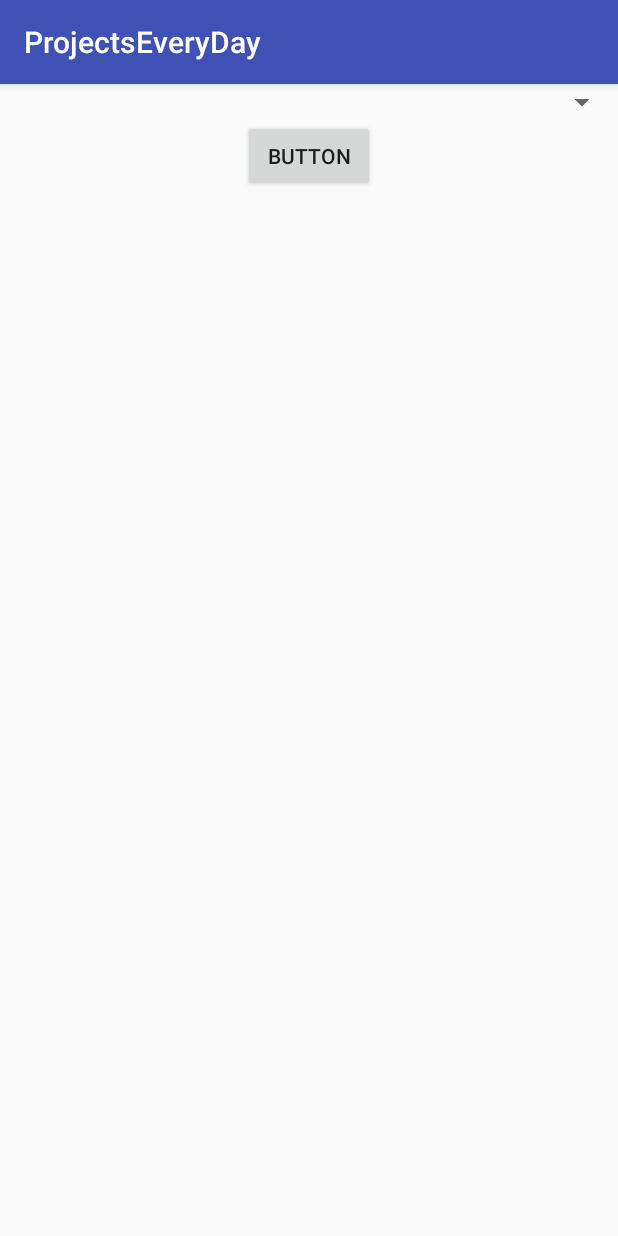
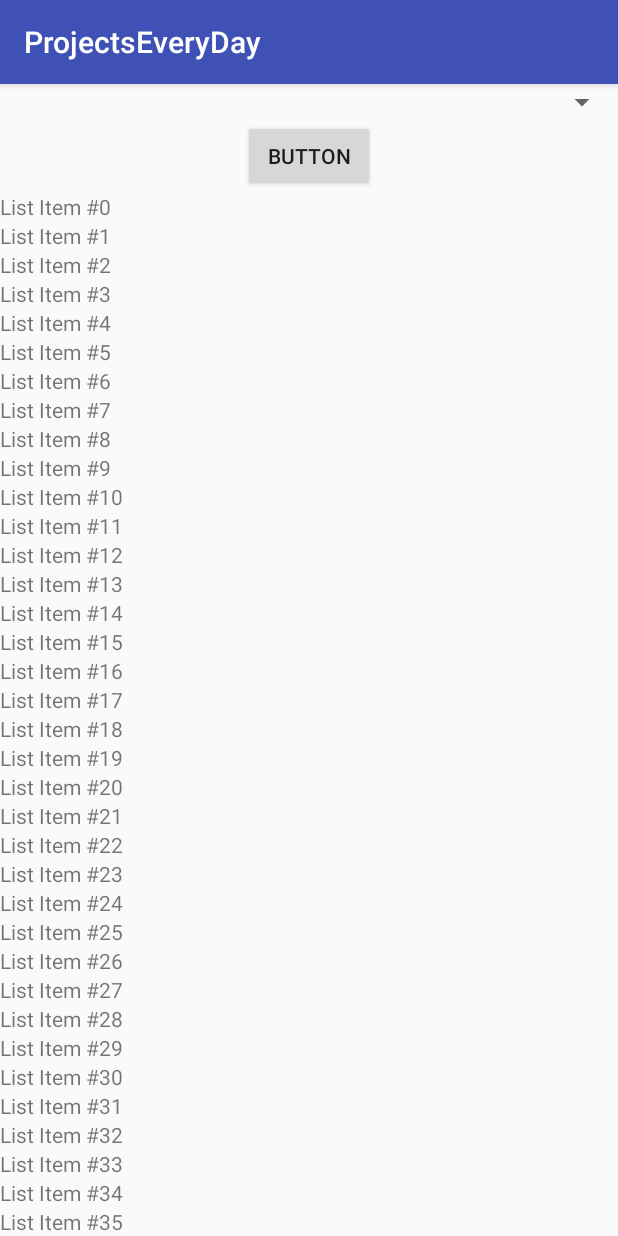
Before and after one commit to FigyTuna/ProjectsEveryDay, an Android app: the screen it shows after launch (MainActivity), on a phone screen of 412 x 824 dp. Run offline under Robolectric (Android 15) with nearby library versions, the phone set to English and light mode, and no system bars.

Commit message:
Started Projects List.

```diff
--- a/app/src/main/java/com/figytuna/projectseveryday/MainActivity.java
+++ b/app/src/main/java/com/figytuna/projectseveryday/MainActivity.java
@@ -2,12 +2,49 @@ package com.figytuna.projectseveryday;
 
 import android.support.v7.app.AppCompatActivity;
 import android.os.Bundle;
+import android.view.Gravity;
+import android.view.ViewGroup;
+import android.widget.TableLayout;
+import android.widget.TableRow;
+import android.widget.TextView;
 
 public class MainActivity extends AppCompatActivity {
+
+    private TableLayout projectListLayout;
 
     @Override
     protected void onCreate(Bundle savedInstanceState) {
         super.onCreate(savedInstanceState);
         setContentView(R.layout.activity_main);
+
+        projectListLayout = (TableLayout) findViewById(R.id.projectListLayout);
+
+
+        //Test addListItem
+        for (int i = 0; i < 100; ++i)
+        {
+            addListItem ("List Item #" + i);
+        }
+
+    }
+
+    private void addListItem (String title)
+    {
+        TableRow addTableRow = new TableRow(this);
+        addTableRow.setOrientation (TableRow.VERTICAL);
+        TableRow.LayoutParams rowContainerParams
+                = new TableRow.LayoutParams (ViewGroup.LayoutParams.MATCH_PARENT,
+                ViewGroup.LayoutParams.WRAP_CONTENT, 0.0f);
+        addTableRow.setLayoutParams (rowContainerParams);
+        projectListLayout.addView(addTableRow);
+
+        TextView addTextView = new TextView (this);
+        addTextView.setText(title);
+        addTextView.setGravity(Gravity.START);
+        TableRow.LayoutParams rowWidgetParams
+                = new TableRow.LayoutParams (ViewGroup.LayoutParams.MATCH_PARENT,
+                ViewGroup.LayoutParams.WRAP_CONTENT, 1.0f);
+        addTextView.setLayoutParams(rowWidgetParams);
+        addTableRow.addView(addTextView);
     }
 }
--- a/app/src/main/res/layout/activity_main.xml
+++ b/app/src/main/res/layout/activity_main.xml
@@ -7,7 +7,7 @@
     tools:context="com.figytuna.projectseveryday.MainActivity">
 
     <Spinner
-        android:id="@+id/spinner2"
+        android:id="@+id/projectSpinner"
         android:layout_width="match_parent"
         android:layout_height="wrap_content"
         android:layout_alignParentLeft="true"
@@ -15,22 +15,30 @@
         android:layout_alignParentTop="true" />
 
     <Button
-        android:id="@+id/button"
+        android:id="@+id/confirmButton"
         android:layout_width="wrap_content"
         android:layout_height="wrap_content"
-        android:layout_below="@+id/spinner2"
+        android:layout_below="@+id/projectSpinner"
         android:layout_centerHorizontal="true"
         android:text="Button" />
 
     <ScrollView
         android:layout_width="match_parent"
         android:layout_height="match_parent"
-        android:layout_below="@+id/button"
+        android:layout_below="@+id/confirmButton"
         android:layout_centerHorizontal="true">
 
         <LinearLayout
             android:layout_width="match_parent"
             android:layout_height="wrap_content"
-            android:orientation="vertical" />
+            android:orientation="vertical">
+
+            <TableLayout
+                android:id="@+id/projectListLayout"
+                android:layout_width="match_parent"
+                android:layout_height="match_parent">
+
+            </TableLayout>
+        </LinearLayout>
     </ScrollView>
 </RelativeLayout>
```
Also changed, not shown: 4 other files.
